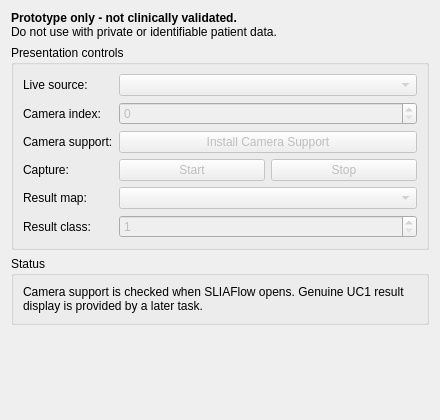
The window that extensions/SLIAFlow/SLIAFlow/Resources/UI/SLIAFlow.ui (alejandrou/SLIAFlow) describes before a commit, drawn with Qt 5.
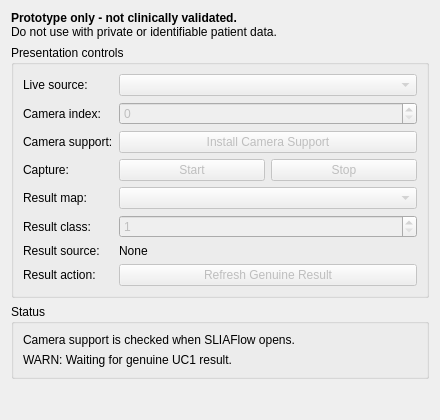
The same window after the commit. Custom widgets are drawn as their Qt base class.

Commit message:
ENH: Refactor SLIAFlow into modular library structure with genuine result presentation
Reorganized the monolithic SLIAFlow module into a reusable library package (SLIAFlowLib)
with separate concerns: logic processing, parameter nodes, UI widgets, and testing.
Enhanced the UI with two-pane visualization and laptop camera display support. Added
image contract documentation for interface consistency and task lifecycle housekeeping.

The edit to the form file:
```diff
--- a/extensions/SLIAFlow/SLIAFlow/Resources/UI/SLIAFlow.ui
+++ b/extensions/SLIAFlow/SLIAFlow/Resources/UI/SLIAFlow.ui
@@ -182,6 +182,43 @@
         </property>
        </widget>
       </item>
+      <item row="6" column="0">
+       <widget class="QLabel" name="resultSourceLabel">
+        <property name="text">
+         <string>Result source:</string>
+        </property>
+       </widget>
+      </item>
+      <item row="6" column="1">
+       <widget class="QLabel" name="resultSourceValueLabel">
+        <property name="text">
+         <string>None</string>
+        </property>
+        <property name="wordWrap">
+         <bool>true</bool>
+        </property>
+       </widget>
+      </item>
+      <item row="7" column="0">
+       <widget class="QLabel" name="resultActionLabel">
+        <property name="text">
+         <string>Result action:</string>
+        </property>
+       </widget>
+      </item>
+      <item row="7" column="1">
+       <widget class="QPushButton" name="refreshResultButton">
+        <property name="enabled">
+         <bool>false</bool>
+        </property>
+        <property name="toolTip">
+         <string>Find the marked external-genuine result and validate it before display.</string>
+        </property>
+        <property name="text">
+         <string>Refresh Genuine Result</string>
+        </property>
+       </widget>
+      </item>
      </layout>
     </widget>
    </item>
@@ -194,7 +231,17 @@
       <item>
        <widget class="QLabel" name="statusLabel">
         <property name="text">
-         <string>Camera support is checked when SLIAFlow opens. Genuine UC1 result display is provided by a later task.</string>
+         <string>Camera support is checked when SLIAFlow opens.</string>
+        </property>
+        <property name="wordWrap">
+         <bool>true</bool>
+        </property>
+       </widget>
+      </item>
+      <item>
+       <widget class="QLabel" name="resultStatusLabel">
+        <property name="text">
+         <string>WARN: Waiting for genuine UC1 result.</string>
         </property>
         <property name="wordWrap">
          <bool>true</bool>
```
Left out of the diff: 4 changed lines with no effect on the pictures. The commit also changes 15 other files.
